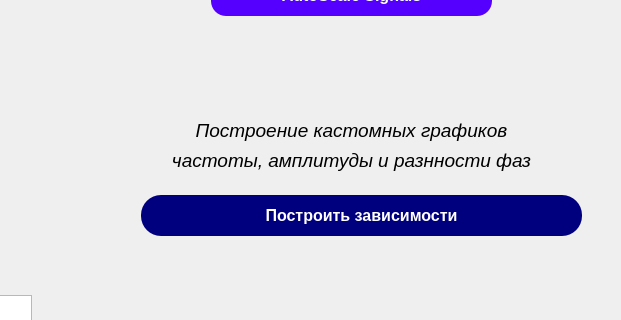
Qt form base.ui (sergey-png/rigol) before a commit; both pictures show x 659 to 1280 and y 165 to 485 of the 1280 by 720 pixel window.
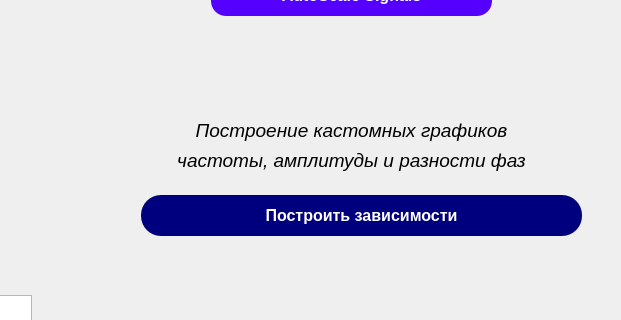
The same form after that commit.

Patch:
```diff
--- a/base.ui
+++ b/base.ui
@@ -514,7 +514,7 @@
       </font>
      </property>
      <property name="text">
-      <string>частоты, амплитуды и разнности фаз</string>
+      <string>частоты, амплитуды и разности фаз</string>
      </property>
      <property name="alignment">
       <set>Qt::AlignCenter</set>
```
Left out of the diff: 2 changed lines with no effect on the pictures.
